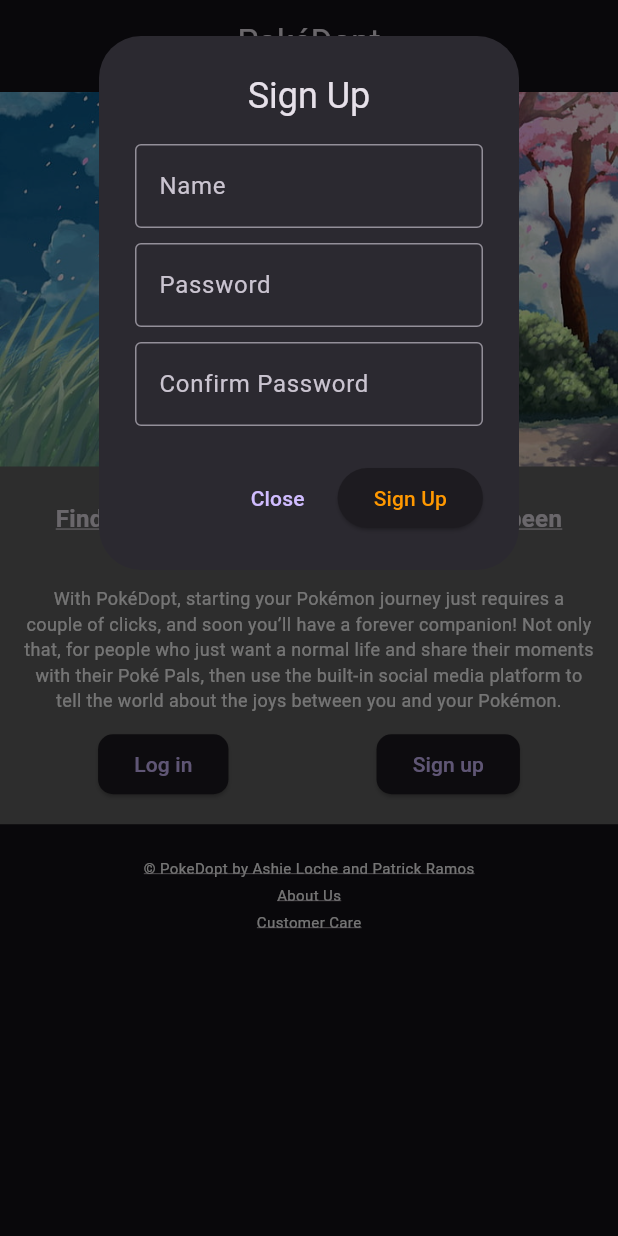
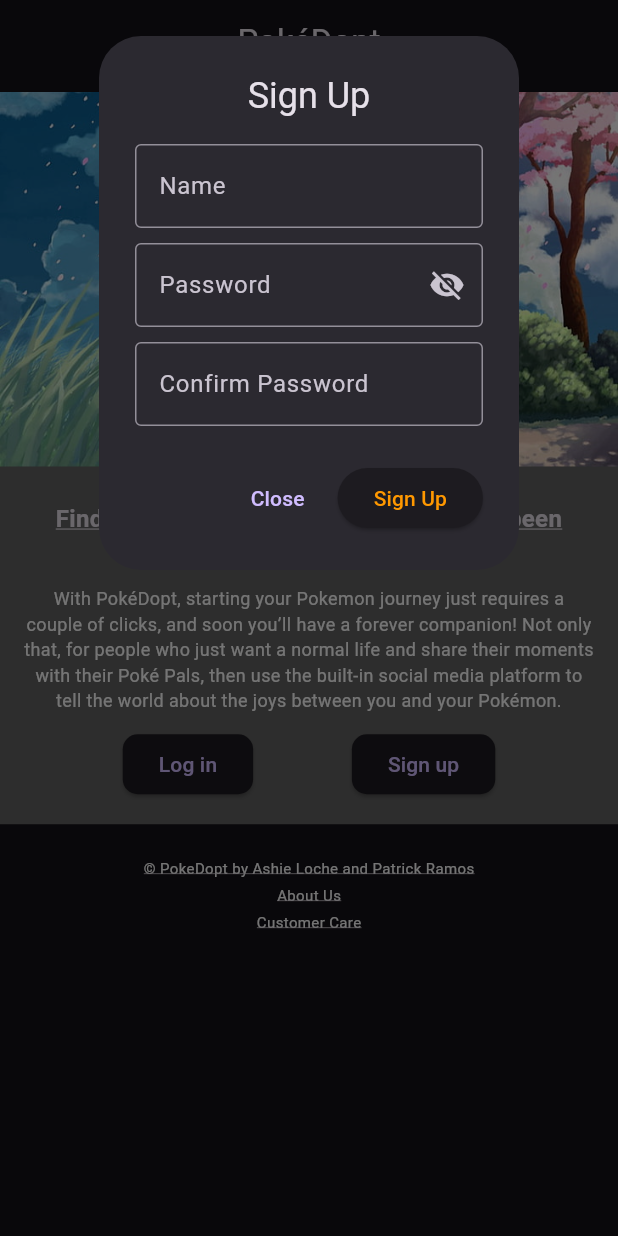
Before and after one commit to AshieLoche/pokedopt, a Flutter app: the screen it shows after launch, after a tap on "Sign up", on a phone screen of 412 x 824 dp. Run offline on Flutter 3.47's test engine with Material 3 defaults, Android fonts, the phone set to English and light mode, and no system bars; our stand-ins replace firebase_auth, firebase_core; accounts and stored records are empty.

Commit message:
Update guest.dart

```diff
--- a/lib/screens/authenticate/guest.dart
+++ b/lib/screens/authenticate/guest.dart
@@ -4,15 +4,17 @@ import '../main/pokedopt.dart';
 import '../../services/auth.dart';
 
 class Guest extends StatefulWidget {
-  const Guest({super.key});
+  const Guest({Key? key}) : super(key: key);
 
   @override
   State<Guest> createState() => _GuestState();
 }
 
 class _GuestState extends State<Guest> {
-
   final AuthService _auth = AuthService();
+  final TextEditingController _nameController = TextEditingController();
+  final TextEditingController _passwordController = TextEditingController();
+  final TextEditingController _confirmPasswordController = TextEditingController();
 
   @override
   Widget build(BuildContext context) {
@@ -23,22 +25,23 @@ class _GuestState extends State<Guest> {
           child: Text('PokéDopt'),
         ),
       ),
-      body: Column(
+      body: SingleChildScrollView(
+        child: Column(
           crossAxisAlignment: CrossAxisAlignment.start,
           mainAxisAlignment: MainAxisAlignment.start,
           children: [
-          const SizedBox(height: 5), // Add some space between the search bar and the image
+            const SizedBox(height: 5),
             Image.asset(
               'assets/bannerPikachu.jpg',
-            fit: BoxFit.fill, // Ensure the image fills its container
+              fit: BoxFit.fill,
               height: 250,
             ),
             Container(
-            color: Colors.grey.shade700, // Set the background color to a grayish shade
-            padding: const EdgeInsets.all(16.0), // Add padding to create space between the content and the container edge
+              color: Colors.grey.shade700,
+              padding: const EdgeInsets.all(16.0),
               child: Column(
                 children: [
-                const SizedBox(height: 7.5), // Add some space between the image and the text
+                  const SizedBox(height: 7.5),
                   const Center(
                     child: Text(
                       "Finding the best Poké Partner has never been easier !",
@@ -53,29 +56,26 @@ class _GuestState extends State<Guest> {
                   const SizedBox(height: 10),
                   const Center(
                     child: Text(
-                    "With PokéDopt, starting your Pokémon journey just requires a couple of clicks, and soon you’ll have a forever companion! Not only that, for people who just want a normal life and share their moments with their Poké Pals, then use the built-in social media platform to tell the world about the joys between you and your Pokémon.",
-                    textAlign: TextAlign.center, // Center align the text
+                      "With PokéDopt, starting your Pokemon journey just requires a couple of clicks, and soon you’ll have a forever companion! Not only that, for people who just want a normal life and share their moments with their Poké Pals, then use the built-in social media platform to tell the world about the joys between you and your Pokémon.",
+                      textAlign: TextAlign.center,
                       style: TextStyle(
                         fontSize: 12,
                         color: Colors.white,
                       ),
                     ),
                   ),
-                const SizedBox(height: 10), // Add space between the text and buttons
+                  const SizedBox(height: 10),
                   Row(
                     mainAxisAlignment: MainAxisAlignment.spaceEvenly,
                     children: [
                       ElevatedButton(
                         onPressed: () async {
-
                           dynamic result = await _auth.signInAnon();
-
                           if (result == null) {
                             if (kDebugMode) {
                               print('Error signing in');
                             }
                           } else {
-                          // Add your login functionality here
                             Navigator.push(
                               context,
                               MaterialPageRoute(builder: (context) => const PokeDopt(likedPokemons: [],)),
@@ -84,40 +84,36 @@ class _GuestState extends State<Guest> {
                         },
                         style: ElevatedButton.styleFrom(
                           shape: RoundedRectangleBorder(
-                          borderRadius: BorderRadius.circular(10), // Adjust the radius here
+                            borderRadius: BorderRadius.circular(10),
                           ),
                         ),
                         child: const Text('Log in'),
                       ),
-                    const SizedBox(height: 10), // Add space between the buttons
                       ElevatedButton(
                         onPressed: () {
-                        // Show the sign-up dialog
                           showDialog(
                             context: context,
                             builder: (BuildContext context) {
-                            return SingleChildScrollView( // Wrap with SingleChildScrollView
+                              return SingleChildScrollView(
                                 child: AlertDialog(
                                   title: const Center(child: Text("Sign Up")),
                                   content: SingleChildScrollView(
                                     child: ListBody(
                                       children: <Widget>[
                                         TextFormField(
+                                          controller: _nameController,
                                           decoration: const InputDecoration(
                                             labelText: 'Name',
                                             border: OutlineInputBorder(),
                                           ),
                                         ),
                                         const SizedBox(height: 10),
-                                      TextFormField(
-                                        decoration: const InputDecoration(
-                                          labelText: 'Password',
-                                          border: OutlineInputBorder(),
-                                        ),
-                                        obscureText: true,
+                                        PasswordField(
+                                          controller: _passwordController,
                                         ),
                                         const SizedBox(height: 10),
                                         TextFormField(
+                                          controller: _confirmPasswordController,
                                           decoration: const InputDecoration(
                                             labelText: 'Confirm Password',
                                             border: OutlineInputBorder(),
@@ -132,15 +128,63 @@ class _GuestState extends State<Guest> {
                                       onPressed: () {
                                         Navigator.of(context).pop();
                                       },
-                                    child: const Text('Close'), // Close button
+                                      child: const Text('Close'),
                                     ),
                                     ElevatedButton(
                                       onPressed: () {
+                                        String name = _nameController.text;
+                                        String password = _passwordController.text;
+                                        String confirmPassword = _confirmPasswordController.text;
+
+                                        if (name.isEmpty || password.isEmpty || confirmPassword.isEmpty) {
+                                          showDialog(
+                                            context: context,
+                                            builder: (BuildContext context) {
+                                              return AlertDialog(
+                                                title: const Text('Error'),
+                                                content: const Text('Please fill in all fields.'),
+                                                actions: <Widget>[
+                                                  TextButton(
+                                                    onPressed: () {
+                                                      Navigator.of(context).pop();
+                                                    },
+                                                    child: const Text('OK'),
+                                                  ),
+                                                ],
+                                              );
+                                            },
+                                          );
+                                        } else if (_validatePassword(password)) {
+                                          // Password meets requirements, proceed with sign-up
+                                          Navigator.of(context).pop();
                                           // Perform sign-up functionality here
+                                        } else {
+                                          // Password does not meet requirements, show error message dialog
+                                          showDialog(
+                                            context: context,
+                                            builder: (BuildContext context) {
+                                              return AlertDialog(
+                                                title: const Text('Invalid Password'),
+                                                content: const Text('Password must be between 8-12 characters,'
+                                                    ' contain at least one uppercase letter ,'
+                                                    ' one lowercase letter, one number,'
+                                                    ' and one special character.'),
+                                                actions: <Widget>[
+                                                  TextButton(
+                                                    onPressed: () {
                                                       Navigator.of(context).pop();
+                                                    },
+                                                    child: const Text('OK'),
+                                                  ),
+                                                ],
+                                              );
+                                            },
+                                          );
+                                        }
                                       },
                                       child: const Text('Sign Up', style: TextStyle(color: Colors.orange)),
                                     ),
+
                                   ],
                                 ),
                               );
@@ -149,7 +193,7 @@ class _GuestState extends State<Guest> {
                         },
                         style: ElevatedButton.styleFrom(
                           shape: RoundedRectangleBorder(
-                          borderRadius: BorderRadius.circular(10), // Adjust the radius here
+                            borderRadius: BorderRadius.circular(10),
                           ),
                         ),
                         child: const Text('Sign up'),
@@ -159,7 +203,7 @@ class _GuestState extends State<Guest> {
                 ],
               ),
             ),
-          const SizedBox(height: 20), // Add some space between the gray box and the copyright text
+            const SizedBox(height: 20),
             Center(
               child: Column(
                 children: [
@@ -172,7 +216,7 @@ class _GuestState extends State<Guest> {
                       child: const Text(
                         "© PokeDopt by Ashie Loche and Patrick Ramos",
                         style: TextStyle(
-                        fontSize: 10, // Adjust the font size here
+                          fontSize: 10,
                           decoration: TextDecoration.underline,
                           color: Colors.white,
                         ),
@@ -188,7 +232,7 @@ class _GuestState extends State<Guest> {
                       child: const Text(
                         "About Us",
                         style: TextStyle(
-                        fontSize: 10, // Adjust the font size here
+                          fontSize: 10,
                           decoration: TextDecoration.underline,
                           color: Colors.white,
                         ),
@@ -204,7 +248,7 @@ class _GuestState extends State<Guest> {
                       child: const Text(
                         "Customer Care",
                         style: TextStyle(
-                        fontSize: 10, // Adjust the font size here
+                          fontSize: 10,
                           decoration: TextDecoration.underline,
                           color: Colors.white,
                         ),
@@ -216,6 +260,67 @@ class _GuestState extends State<Guest> {
             ),
           ],
         ),
+      ),
+    );
+  }
+
+  // Function to validate password
+  bool _validatePassword(String password) {
+    // Password length between 8-12 characters
+    if (password.length < 8 || password.length > 12) {
+      return false;
+    }
+    // Check if password contains at least one lowercase letter
+    if (!password.contains(RegExp(r'[a-z]'))) {
+      return false;
+    }
+    // Check if password contains at least one uppercase letter
+    if (!password.contains(RegExp(r'[A-Z]'))) {
+      return false;
+    }
+    // Check if password contains at least one number
+    if (!password.contains(RegExp(r'[0-9]'))) {
+      return false;
+    }
+    // Check if password contains at least one special character
+    if (!password.contains(RegExp(r'[!@#$%^&*(),.?":{}|<>]'))) {
+      return false;
+    }
+    return true; // Password meets all requirements
+  }
+}
+
+class PasswordField extends StatefulWidget {
+  final TextEditingController controller;
+
+  const PasswordField({Key? key, required this.controller}) : super(key: key);
+
+  @override
+  _PasswordFieldState createState() => _PasswordFieldState();
+}
+
+class _PasswordFieldState extends State<PasswordField> {
+  bool _isObscure = true;
+
+  @override
+  Widget build(BuildContext context) {
+    return TextFormField(
+      controller: widget.controller,
+      decoration: InputDecoration(
+        labelText: 'Password',
+        border: OutlineInputBorder(),
+        suffixIcon: IconButton(
+          onPressed: () {
+            setState(() {
+              _isObscure = !_isObscure;
+            });
+          },
+          icon: Icon(
+            _isObscure ? Icons.visibility_off : Icons.visibility,
+          ),
+        ),
+      ),
+      obscureText: _isObscure,
     );
   }
 }
```
Lines whose indentation alone changed are shown as unchanged.
